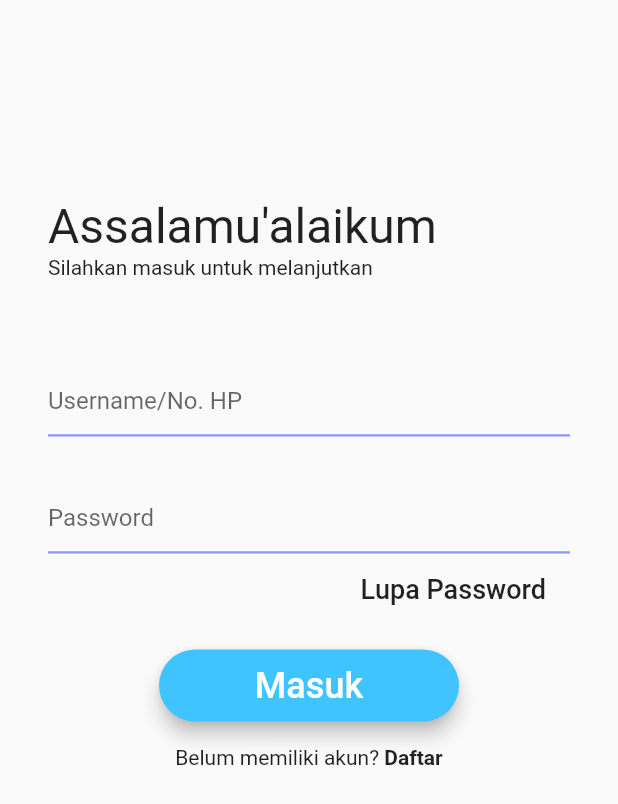
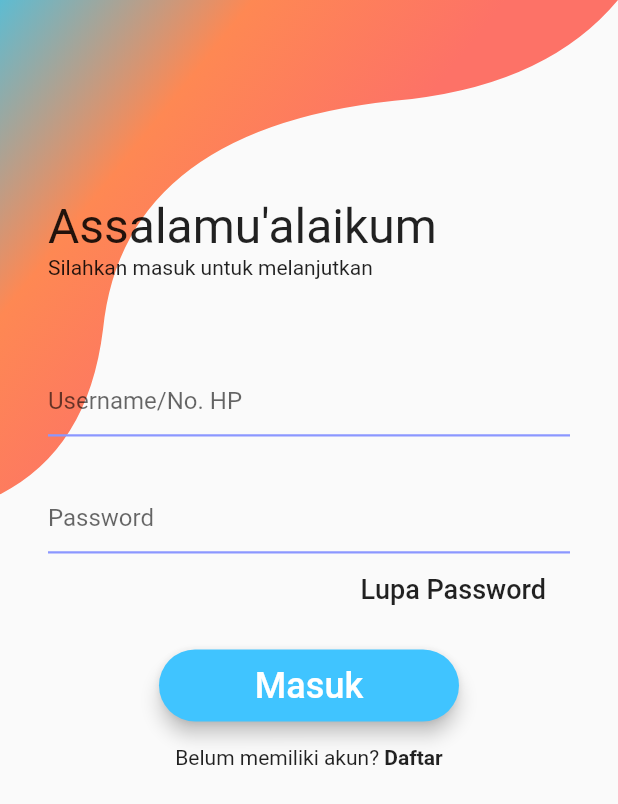
Before and after one commit to hafidzniioman/GoMasjid, a Flutter app: the screen it shows after launch, on a phone screen of 412 x 824 dp. Shown: the top 804 px of the screen. Run offline on Flutter 3.47's test engine with Material 2 defaults, Android fonts, the phone set to English and light mode, and no system bars; missing offline and left inert: pin_entry_text_field.

Commit message:
update login_view

```diff
--- a/lib/ui/login_view.dart
+++ b/lib/ui/login_view.dart
@@ -3,13 +3,16 @@ import 'package:gomasjid/cons/constant.dart';
 import 'package:gomasjid/ui/forgot/forgotpassword_view.dart';
 import 'package:gomasjid/ui/registration_view.dart';
 import 'package:gomasjid/ui/splash/splash_login.dart';
-import 'package:bloc/bloc.dart';
+import 'package:gomasjid/ui/wavyheader.dart';
+
 
 class LoginPage extends StatelessWidget {
   @override
   Widget build(BuildContext context) {
     return Scaffold(
-      body: SafeArea(
+      body: Stack(children: <Widget>[
+        WavyHeader(),
+        SafeArea(
           child: Container(
             padding: EdgeInsets.only(top: 80, left: 32, right: 32, bottom: 32),
             child: Column(
@@ -23,6 +26,7 @@ class LoginPage extends StatelessWidget {
             ),
           ),
         ),
+      ]),
     );
   }
 }
```
Lines whose indentation alone changed are shown as unchanged.
